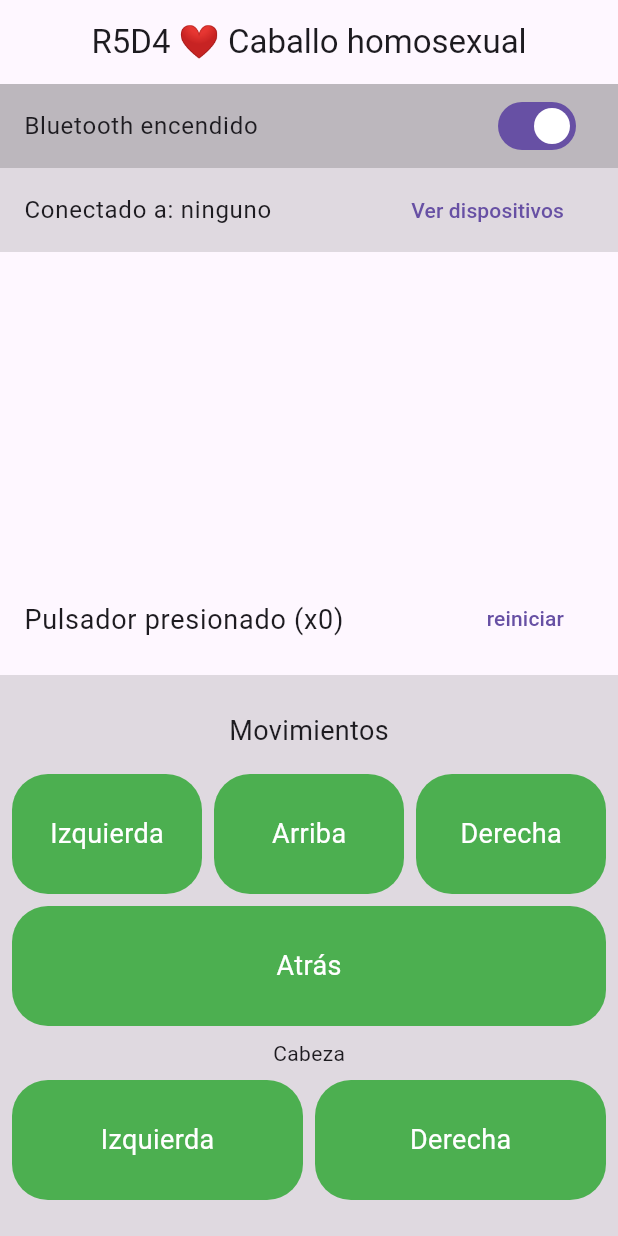
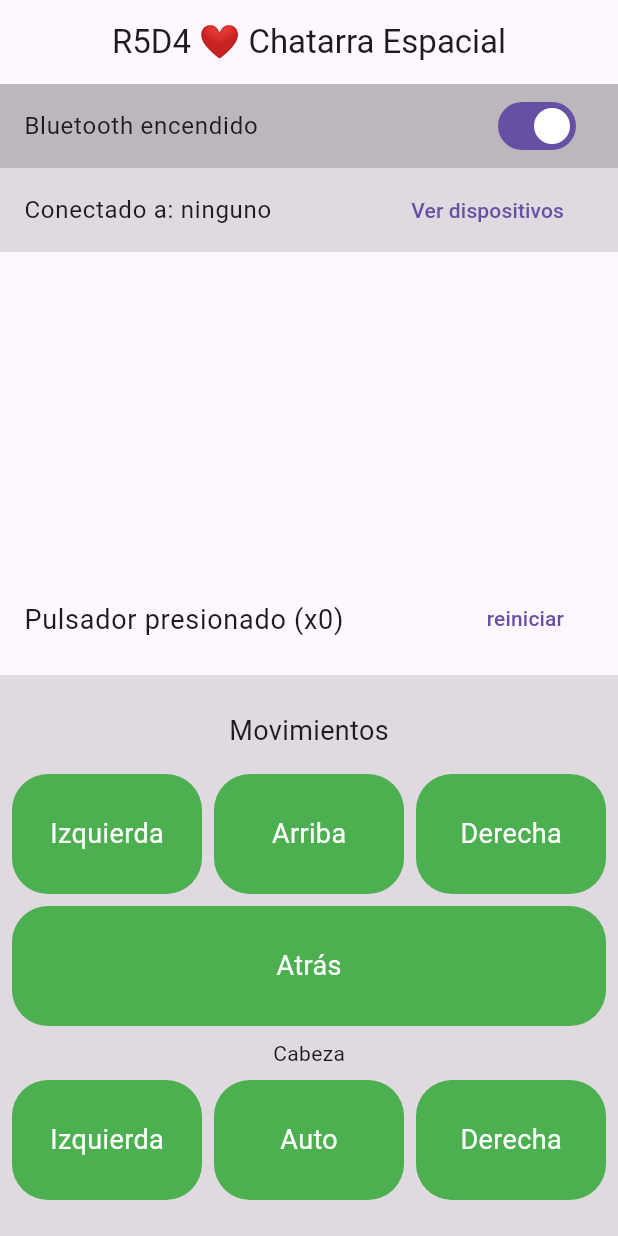
Before and after one commit to GBValdez/R4D5ControllerApp, a Flutter app: the screen it shows after launch, on a phone screen of 412 x 824 dp. Run offline on Flutter 3.47's test engine with Material 3 defaults, Android fonts, the phone set to English and light mode, and no system bars; our stand-ins replace flutter_bluetooth_serial, permission_handler.

Commit message:
Agregue modo auto

```diff
--- a/lib/main_page.dart
+++ b/lib/main_page.dart
@@ -77,7 +77,7 @@ class _MainPageState extends State<MainPage> {
     return Scaffold(
       appBar: AppBar(
         centerTitle: true,
-        title: const Text('R5D4 ❤️ Caballo homosexual'),
+        title: const Text('R5D4 ❤️ Chatarra Espacial'),
       ),
       body: Column(
         children: [
@@ -246,6 +246,14 @@ class _MainPageState extends State<MainPage> {
               const SizedBox(width: 8.0),
               Expanded(
                 child: ActionButton(
+                  color: Colors.green,
+                  text: "Auto",
+                  onTap: () => _sendData("7"),
+                ),
+              ),
+              const SizedBox(width: 8.0),
+              Expanded(
+                child: ActionButton(
                     color: Colors.green,
                     text: "Derecha",
                     onTap: () => _sendData("5"),
```
Also changed, not shown: 1 other file.
